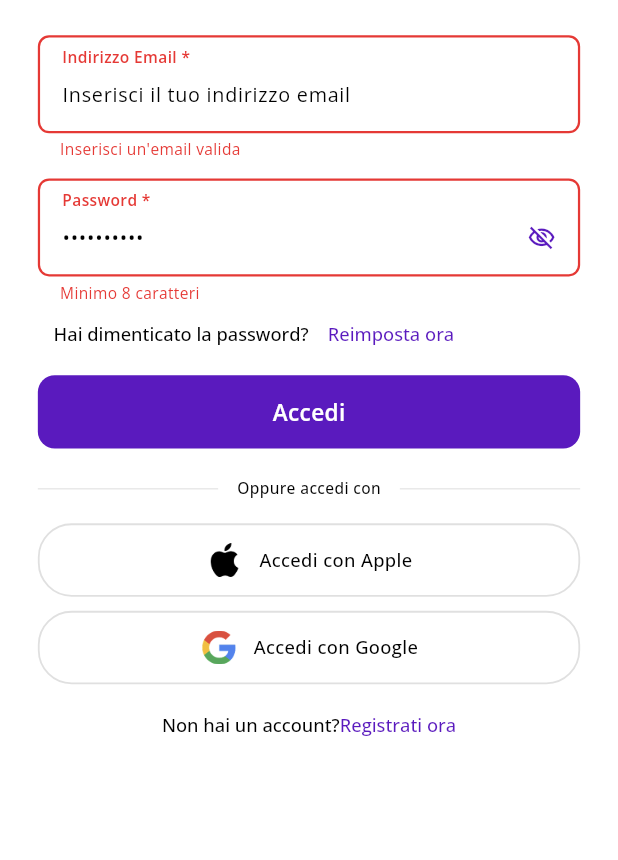
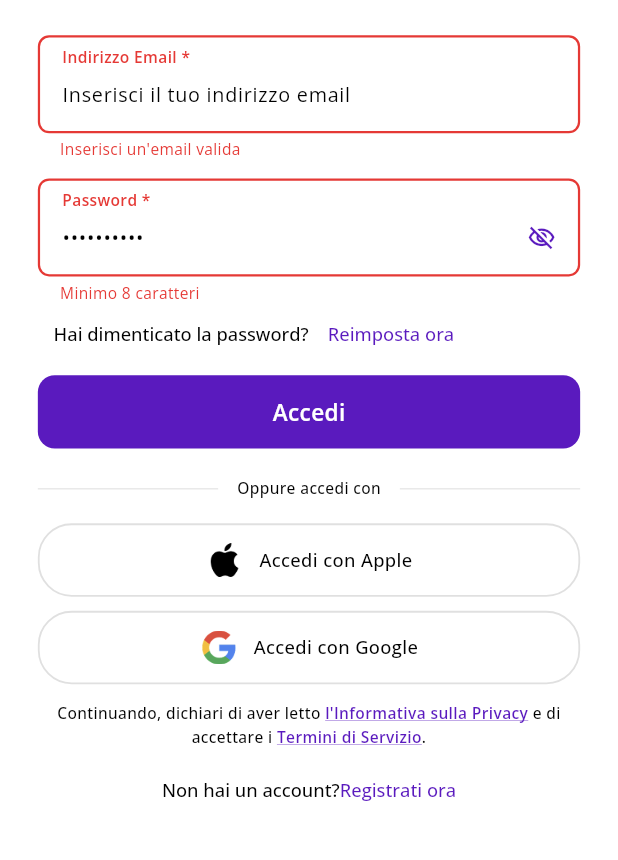
Before and after one commit to abubakar1010/vyzi-app, a Flutter app: the SignInScreen screen opened by its route, after a tap on "Accedi", after a tap on "Accedi con Apple", on a phone screen of 412 x 824 dp, the part 132-992 px from its top. Run offline on Flutter 3.47's test engine with Material 3 defaults, Android fonts, the phone set to English and light mode, and no system bars; our stand-ins replace app_links, camera, connectivity_plus, country_code_picker, dio, file_picker and 18 more; missing offline and left inert: pdfx; accounts and stored records are empty.

Commit message:
feat(auth): ask for privacy consent before Google and Apple sign-in
The sign-in screen now shows "Continuando, dichiari di aver letto
l'Informativa sulla Privacy e di accettare i Termini di Servizio" under the
social buttons, with both documents tappable. The sign-up screen's social
buttons now require the same consent checkbox as the email form. Both send
`acceptedTerms`, so the backend records the consent and the full-screen
acceptance prompt no longer blocks the user after a social login.

Co-Authored-By: Claude Opus 5.5 <noreply@anthropic.com>

```diff
--- a/lib/core/localization/en_us.dart
+++ b/lib/core/localization/en_us.dart
@@ -15,6 +15,9 @@ final Map<String, String> enUS = {
   'auth.login.google': 'Sign in with Google',
   'auth.login.no_account': 'Don\'t have an account?',
   'auth.login.signup': 'Sign up now',
+  'auth.login.social_consent_prefix': 'By continuing, you declare that you have read the ',
+  'auth.login.social_consent_middle': ' and accept the ',
+  'auth.login.social_consent_suffix': '.',
   'auth.login.error.failed': 'Login failed. Please try again.',
   'auth.login.error.invalid_credentials': 'Invalid email or password',
   'auth.login.error.suspended': 'Your account has been suspended. Contact support.',
--- a/lib/core/localization/it_it.dart
+++ b/lib/core/localization/it_it.dart
@@ -15,6 +15,9 @@ final Map<String, String> itIT = {
   'auth.login.google': 'Accedi con Google',
   'auth.login.no_account': 'Non hai un account?',
   'auth.login.signup': 'Registrati ora',
+  'auth.login.social_consent_prefix': 'Continuando, dichiari di aver letto ',
+  'auth.login.social_consent_middle': ' e di accettare i ',
+  'auth.login.social_consent_suffix': '.',
   'auth.login.error.failed': 'Login fallito. Riprova.',
   'auth.login.error.invalid_credentials': 'Email o password non valida',
   'auth.login.error.suspended': 'Il tuo account è stato sospeso. Contatta l\'assistenza.',
--- a/lib/core/services/auth_service.dart
+++ b/lib/core/services/auth_service.dart
@@ -116,15 +116,21 @@ class AuthService {
   /// sign-in screen sends it, because the account type is chosen at sign-up
   /// and never changes, and an account created from a screen with no such
   /// choice would be stuck on the personal default for good.
+  ///
+  /// [acceptedTerms] true tells the backend the user was shown the privacy and
+  /// terms consent line, so it records the current versions as accepted and
+  /// the acceptance prompt does not stop the user right after signing in.
   Future<Map<String, dynamic>> socialLogin({
     required String idToken,
     String? role,
     bool allowSignUp = true,
+    bool acceptedTerms = false,
   }) async {
     final body = <String, dynamic>{
       'idToken': idToken,
       if (role != null && role.isNotEmpty) 'role': role,
       if (!allowSignUp) 'allowSignUp': false,
+      if (acceptedTerms) 'acceptedTerms': true,
     };
     try {
       final resp = await _api.post(ApiConstants.authSocialLogin, data: body);
--- a/lib/features/auth/controller/auth_controller.dart
+++ b/lib/features/auth/controller/auth_controller.dart
@@ -127,6 +127,10 @@ class AuthController extends GetxController {
   /// changes afterwards — an account created from a screen that cannot ask the
   /// question would be stuck on the personal default for good.
   ///
+  /// [acceptedTerms] is true when the screen showed the privacy and terms
+  /// consent line; the backend then records the acceptance, and the user is
+  /// not stopped by the acceptance prompt once inside the app.
+  ///
   /// Throws [SocialAuthCancelledException] when the user backs out of the
   /// provider sheet — callers must treat that as "do nothing" and must not
   /// navigate. Any other failure throws with a localized [error] message set.
@@ -134,6 +138,7 @@ class AuthController extends GetxController {
     SocialProvider provider, {
     String? role,
     bool allowSignUp = true,
+    bool acceptedTerms = false,
   }) async {
     // A second tap while the provider sheet is still open starts a competing
     // request, which on Android cancels the one already in flight. Reject the
@@ -157,6 +162,7 @@ class AuthController extends GetxController {
           idToken: idToken,
           role: role,
           allowSignUp: allowSignUp,
+          acceptedTerms: acceptedTerms,
         );
       } catch (_) {
         // The provider leg succeeded, so the device is now signed in to
--- a/lib/features/auth/create_account.dart
+++ b/lib/features/auth/create_account.dart
@@ -509,12 +509,28 @@ class _RegisterScreenState extends State<RegisterScreen> {
   }
 
   Future<void> _handleSocialLogin(SocialProvider provider) async {
+    // The consent checkbox binds the social buttons as much as the email form:
+    // the backend records it at sign-up, so a Google or Apple user is not
+    // stopped by the acceptance prompt as soon as they are inside the app.
+    if (!_agreeToTerms) {
+      Get.snackbar(
+        'auth.validation.warning'.tr,
+        'auth.signup.terms_required'.tr,
+        snackPosition: SnackPosition.BOTTOM,
+      );
+      return;
+    }
+
     final auth = Get.put(AuthController());
     try {
       // The account type chosen on the onboarding screen applies to social
       // sign-up too: without it every "Continue with Google" produced a
       // personal account, whatever the user had picked there.
-      await auth.socialLogin(provider, role: selectedRole);
+      await auth.socialLogin(
+        provider,
+        role: selectedRole,
+        acceptedTerms: true,
+      );
       Get.offAllNamed(AppRoutes.navbarScreen);
       // A business account created this way has no company row yet — the
       // provider hands back a name, an email and a picture, and nothing a
--- a/lib/features/auth/signin_screen.dart
+++ b/lib/features/auth/signin_screen.dart
@@ -13,6 +13,8 @@ import 'package:flutter_screenutil/flutter_screenutil.dart';
 import 'package:get/get.dart';
 import 'package:vyzi/core/exceptions/app_exceptions.dart';
 import 'package:vyzi/features/auth/controller/auth_controller.dart';
+import 'package:vyzi/features/profile/settings/privacy_policy.dart';
+import 'package:vyzi/features/profile/settings/terms_condition.dart';
 
 
 class SignInScreen extends StatefulWidget {
@@ -27,11 +29,71 @@ class _SignInScreenState extends State<SignInScreen> {
   final _emailController = TextEditingController();
   final _passwordController = TextEditingController();
 
+  /// Fields rather than built inline: a TextSpan recognizer created during
+  /// build is never disposed.
+  final _privacyRecognizer = TapGestureRecognizer();
+  final _termsRecognizer = TapGestureRecognizer();
+
+  @override
+  void initState() {
+    super.initState();
+    _privacyRecognizer.onTap = () => _openDocument(const PrivacyPolicyScreen());
+    _termsRecognizer.onTap = () => _openDocument(const TermsCondition());
+  }
+
   @override
   void dispose() {
     _emailController.dispose();
     _passwordController.dispose();
+    _privacyRecognizer.dispose();
+    _termsRecognizer.dispose();
     super.dispose();
+  }
+
+  /// Pushed over the form so whatever was typed survives being read.
+  void _openDocument(Widget screen) {
+    Navigator.of(context, rootNavigator: true)
+        .push(MaterialPageRoute(builder: (_) => screen));
+  }
+
+  /// "By continuing, you declare that you have read the Privacy Policy and
+  /// accept the Terms of Service", with both documents tappable.
+  ///
+  /// Tapping a social button under this line is the consent the backend
+  /// records, which is what spares a Google or Apple user the full-screen
+  /// acceptance prompt after signing in. Both documents are named because both
+  /// are recorded — accepting a document you were never shown is not consent.
+  Widget _socialConsentLine() {
+    final linkStyle = AppStyles.caption.copyWith(
+      color: AppColors.primaryColor,
+      fontWeight: FontWeight.w600,
+      decoration: TextDecoration.underline,
+      decorationColor: AppColors.primaryColor,
+    );
+
+    return Center(
+      child: Text.rich(
+        TextSpan(
+          style: AppStyles.caption.copyWith(height: 1.5),
+          children: [
+            TextSpan(text: 'auth.login.social_consent_prefix'.tr),
+            TextSpan(
+              text: 'auth.signup.privacy_link'.tr,
+              style: linkStyle,
+              recognizer: _privacyRecognizer,
+            ),
+            TextSpan(text: 'auth.login.social_consent_middle'.tr),
+            TextSpan(
+              text: 'auth.signup.terms_link'.tr,
+              style: linkStyle,
+              recognizer: _termsRecognizer,
+            ),
+            TextSpan(text: 'auth.login.social_consent_suffix'.tr),
+          ],
+        ),
+        textAlign: TextAlign.center,
+      ),
+    );
   }
 
   @override
@@ -204,6 +266,11 @@ class _SignInScreenState extends State<SignInScreen> {
                   onPress: () => _handleSocialLogin(SocialProvider.google),
                 ),
 
+                SizedBox(height: 12.h),
+
+                // ── Social consent ─────────────────
+                _socialConsentLine(),
+
                 SizedBox(height: 20.h),
 
                 // ── Create Account Link ─────────────────────
@@ -254,7 +321,15 @@ class _SignInScreenState extends State<SignInScreen> {
       // company that arrived by this door would be stuck on a consumer account
       // for good. Refused, the user is sent to sign up, where the question is
       // actually asked.
-      await auth.socialLogin(provider, allowSignUp: false);
+      //
+      // `acceptedTerms` — the consent line under the buttons was on screen, so
+      // the backend records it and the app opens without the acceptance
+      // prompt in the way.
+      await auth.socialLogin(
+        provider,
+        allowSignUp: false,
+        acceptedTerms: true,
+      );
       Get.offAllNamed(AppRoutes.navbarScreen);
     } on SocialAuthCancelledException {
       // The user dismissed the provider sheet — nothing to report.
```
